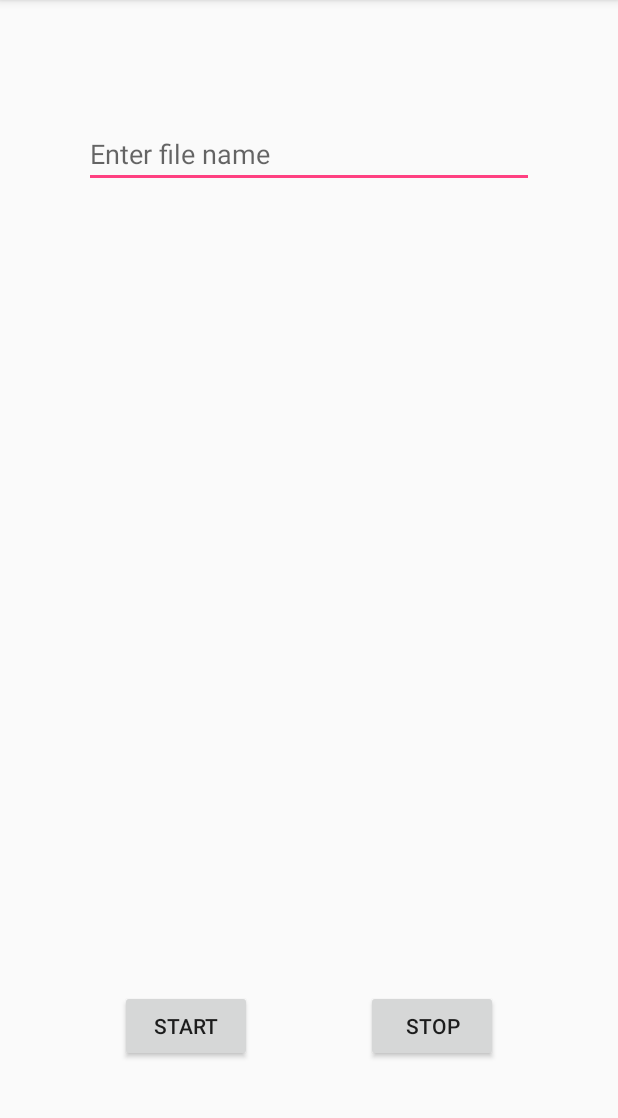
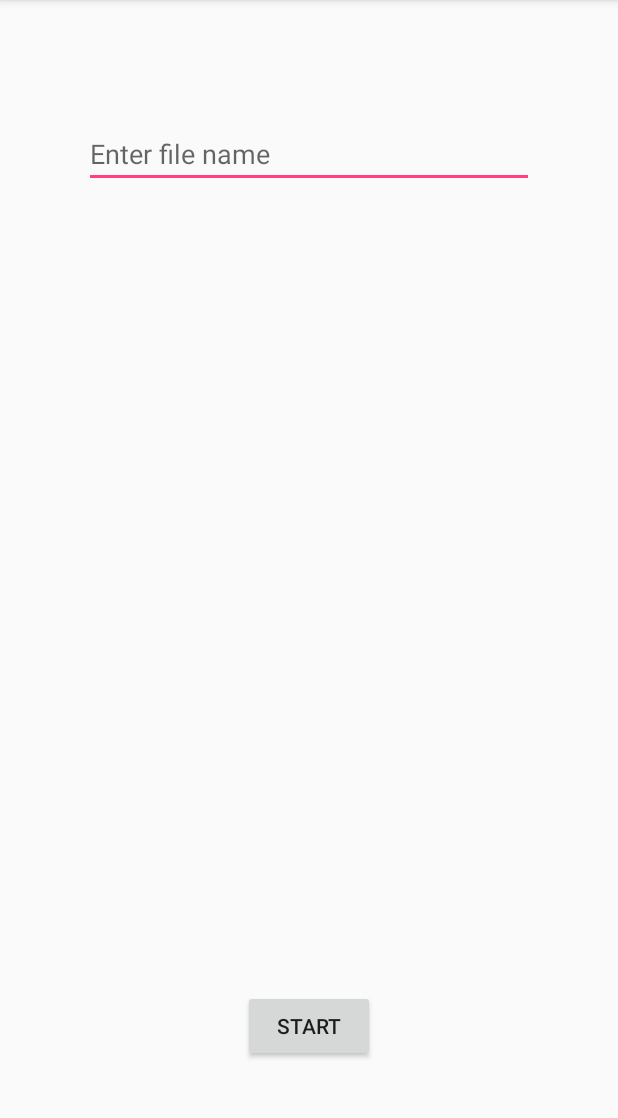
Before and after one commit to kayondomartin/RSSTrend, an Android app: the screen it shows after launch (MainActivity), on a phone screen of 412 x 824 dp, the part 84-1202 px from its top. Run offline under Robolectric (Android 15) with nearby library versions, the phone set to English and light mode, and no system bars; libraries missing offline, so code that uses them is left out: com.estimote.sdk; 7 statements that could not run were skipped.

Commit message:
added everything to commit

```diff
--- a/app/src/main/java/com/example/martin/rsstrend/MainActivity.java
+++ b/app/src/main/java/com/example/martin/rsstrend/MainActivity.java
@@ -8,6 +8,7 @@ import android.view.KeyEvent;
 import android.view.View;
 import android.widget.Button;
 import android.widget.EditText;
+import android.widget.TextView;
 import android.widget.Toast;
 
 import com.estimote.sdk.Beacon;
@@ -29,10 +30,15 @@ public class MainActivity extends AppCompatActivity {
 
     private EditText fileNameEditText;
     private Button startButton;
+    private TextView rssiTextView;
 
     private boolean isRanging = false;
 
     private FileOutputStream fileOutputStream;
+
+    private  Calendar calendar;
+
+
 
 
     @Override
@@ -40,7 +46,11 @@ public class MainActivity extends AppCompatActivity {
         super.onCreate(savedInstanceState);
         setContentView(R.layout.activity_main);
 
+        calendar = Calendar.getInstance();
+
         beaconManager = new BeaconManager(this);
+
+        rssiTextView = findViewById(R.id.rssi_textview);
 
         rangingListener = new BeaconManager.RangingListener() {
             @Override
@@ -50,8 +60,20 @@ public class MainActivity extends AppCompatActivity {
                     String fileName = fileNameEditText.getText().toString().trim() + ".txt";
                     String address = gotBeacon.getMacAddress().toString();
                     int rssi = gotBeacon.getRssi();
+                    rssiTextView.setText("RSSI: "+rssi);
 
-                    String fileContents = address+"\t"+rssi+"\n";
+                    int year = calendar.get(Calendar.YEAR);
+                    int month = calendar.get(Calendar.MONTH);
+                    int day = calendar.get(Calendar.DAY_OF_MONTH);
+                    int hour = calendar.get(Calendar.HOUR_OF_DAY);
+                    int minute = calendar.get(Calendar.MINUTE);
+                    int seconds = calendar.get(Calendar.SECOND);
+                    long current_time = System.currentTimeMillis();
+
+                    // String time = year+"/"+month+"/"+day+"-"+hour+":"+minute+":"+seconds;
+                    String time = current_time + "";
+
+                    String fileContents = address+"\t"+rssi+"\t"+time+"\n";
 
                     try{
                         fileOutputStream = openFileOutput(fileName,Context.MODE_APPEND);
@@ -71,12 +93,14 @@ public class MainActivity extends AppCompatActivity {
         fileNameEditText.setOnKeyListener(new View.OnKeyListener() {
             @Override
             public boolean onKey(View view, int i, KeyEvent keyEvent) {
-                if(keyEvent.getAction() == KeyEvent.ACTION_DOWN && i == KeyEvent.KEYCODE_ENTER){
-                    if(fileNameEditText.getText().toString().trim() == null || fileNameEditText.getText().toString().isEmpty()){
-                        Toast.makeText(MainActivity.this,"Enter file name",Toast.LENGTH_SHORT).show();
-                        return false;
-                    }else{
-                        startRanging();
+                if(keyEvent.getAction() == KeyEvent.ACTION_DOWN){
+                    if(i == KeyEvent.KEYCODE_ENTER) {
+                        if (fileNameEditText.getText().toString().trim() == null || fileNameEditText.getText().toString().isEmpty()) {
+                            Toast.makeText(MainActivity.this, "Enter file name", Toast.LENGTH_SHORT).show();
+                            return false;
+                        } else {
+                            startRanging();
+                        }
                     }
                 }
                 return true;
@@ -92,7 +116,11 @@ public class MainActivity extends AppCompatActivity {
                     Toast.makeText(MainActivity.this,"Enter file name",Toast.LENGTH_SHORT).show();
                     return;
                 }else{
-                    startRanging();
+                    if(isRanging){
+                        stopRanging();
+                    }else{
+                        startRanging();
+                    }
                 }
 
             }
@@ -134,7 +162,6 @@ public class MainActivity extends AppCompatActivity {
     protected void onResume() {
         super.onResume();
         SystemRequirementsChecker.checkWithDefaultDialogs(this);
-        startRanging();
     }
 
     @Override
--- a/app/src/main/java/com/example/martin/rsstrend/MyApplication.java
+++ b/app/src/main/java/com/example/martin/rsstrend/MyApplication.java
@@ -58,7 +58,7 @@ public class MyApplication extends Application {
                 .setAutoCancel(true)
                 .setContentIntent(pendingIntent)
                 .build();
-        notification.defaults |= Notification.DEFAULT_SOUND;
+        notification.defaults |= Notification.DEFAULT_VIBRATE;
         NotificationManager notificationManager = (NotificationManager) getSystemService(Context.NOTIFICATION_SERVICE);
         notificationManager.notify(1,notification);
 
--- a/app/src/main/res/layout/activity_main.xml
+++ b/app/src/main/res/layout/activity_main.xml
@@ -17,23 +17,25 @@
         app:layout_constraintTop_toTopOf="parent"
         android:layout_marginTop="80dp"/>
 
+    <TextView
+        android:layout_width="wrap_content"
+        android:layout_height="wrap_content"
+        android:id="@+id/rssi_textview"
+        app:layout_constraintLeft_toLeftOf="parent"
+        app:layout_constraintRight_toRightOf="parent"
+        app:layout_constraintTop_toBottomOf="@id/fileName_editText"
+        tools:text="00.00"
+        app:layout_constraintBottom_toTopOf="@id/start_button"/>
+
     <Button
         android:id="@+id/start_button"
         android:layout_width="wrap_content"
         android:layout_height="wrap_content"
-        android:layout_marginLeft="80dp"
         app:layout_constraintLeft_toLeftOf="parent"
         app:layout_constraintBottom_toBottomOf="parent"
+        app:layout_constraintRight_toRightOf="parent"
         android:text="@string/start_button_text"
         android:layout_marginBottom="60dp" />
-    <Button
-        android:layout_width="wrap_content"
-        android:id="@+id/stop_button"
-        android:text="@string/stop_button_text"
-        app:layout_constraintRight_toRightOf="parent"
-        android:layout_marginRight="80dp"
-        app:layout_constraintBottom_toBottomOf="parent"
-        android:layout_marginBottom="60dp"
-        android:layout_height="wrap_content" />
+
 
 </android.support.constraint.ConstraintLayout>
```
